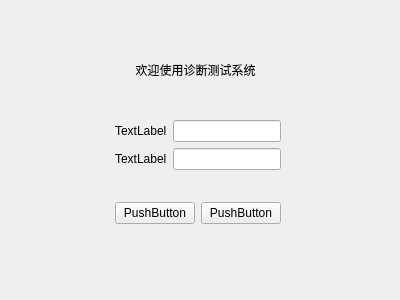
Qt form loginview.ui (Young-abc/Lab4_Repository) before a commit.
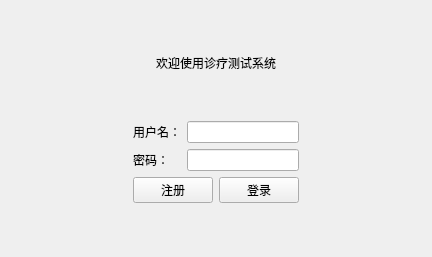
The same form after that commit.

What changed in the file:
```diff
--- a/loginview.ui
+++ b/loginview.ui
@@ -6,38 +6,53 @@
    <rect>
     <x>0</x>
     <y>0</y>
-    <width>400</width>
-    <height>300</height>
+    <width>432</width>
+    <height>257</height>
    </rect>
   </property>
   <property name="windowTitle">
    <string>登录</string>
   </property>
+  <layout class="QHBoxLayout" name="horizontalLayout_5">
+   <item>
+    <layout class="QVBoxLayout" name="verticalLayout_2">
+     <item>
+      <spacer name="verticalSpacer">
+       <property name="orientation">
+        <enum>Qt::Vertical</enum>
+       </property>
+       <property name="sizeHint" stdset="0">
+        <size>
+         <width>20</width>
+         <height>40</height>
+        </size>
+       </property>
+      </spacer>
+     </item>
+     <item>
   <widget class="QLabel" name="label">
-   <property name="geometry">
-    <rect>
-     <x>0</x>
-     <y>60</y>
-     <width>391</width>
-     <height>20</height>
-    </rect>
-   </property>
    <property name="text">
-    <string>欢迎使用诊断测试系统</string>
+        <string>欢迎使用诊疗测试系统</string>
    </property>
    <property name="alignment">
     <set>Qt::AlignCenter</set>
    </property>
   </widget>
-  <widget class="QWidget" name="">
-   <property name="geometry">
-    <rect>
-     <x>2</x>
-     <y>120</y>
-     <width>391</width>
-     <height>104</height>
-    </rect>
-   </property>
+     </item>
+     <item>
+      <spacer name="verticalSpacer_2">
+       <property name="orientation">
+        <enum>Qt::Vertical</enum>
+       </property>
+       <property name="sizeHint" stdset="0">
+        <size>
+         <width>20</width>
+         <height>10</height>
+        </size>
+       </property>
+      </spacer>
+     </item>
+     <item>
    <layout class="QHBoxLayout" name="horizontalLayout_4">
     <item>
      <spacer name="horizontalSpacer">
@@ -46,7 +61,7 @@
       </property>
       <property name="sizeHint" stdset="0">
        <size>
-        <width>38</width>
+           <width>10</width>
         <height>17</height>
        </size>
       </property>
@@ -61,14 +76,14 @@
           <item row="0" column="0">
            <widget class="QLabel" name="label_2">
             <property name="text">
-             <string>TextLabel</string>
+                <string>用户名：</string>
             </property>
            </widget>
           </item>
           <item row="1" column="0">
            <widget class="QLabel" name="label_3">
             <property name="text">
-             <string>TextLabel</string>
+                <string>密码：</string>
             </property>
            </widget>
           </item>
@@ -89,14 +104,14 @@
           <item>
            <widget class="QPushButton" name="pushButton">
             <property name="text">
-             <string>PushButton</string>
+                <string>注册</string>
             </property>
            </widget>
           </item>
           <item>
            <widget class="QPushButton" name="pushButton_2">
             <property name="text">
-             <string>PushButton</string>
+                <string>登录</string>
             </property>
            </widget>
           </item>
@@ -113,14 +128,30 @@
       </property>
       <property name="sizeHint" stdset="0">
        <size>
-        <width>40</width>
+           <width>10</width>
         <height>20</height>
        </size>
       </property>
      </spacer>
     </item>
    </layout>
-  </widget>
+     </item>
+     <item>
+      <spacer name="verticalSpacer_3">
+       <property name="orientation">
+        <enum>Qt::Vertical</enum>
+       </property>
+       <property name="sizeHint" stdset="0">
+        <size>
+         <width>20</width>
+         <height>40</height>
+        </size>
+       </property>
+      </spacer>
+     </item>
+    </layout>
+   </item>
+  </layout>
  </widget>
  <resources/>
  <connections/>
```
Left out of the diff: 4 changed lines with no effect on the pictures. Lines whose indentation alone changed are shown as unchanged.
